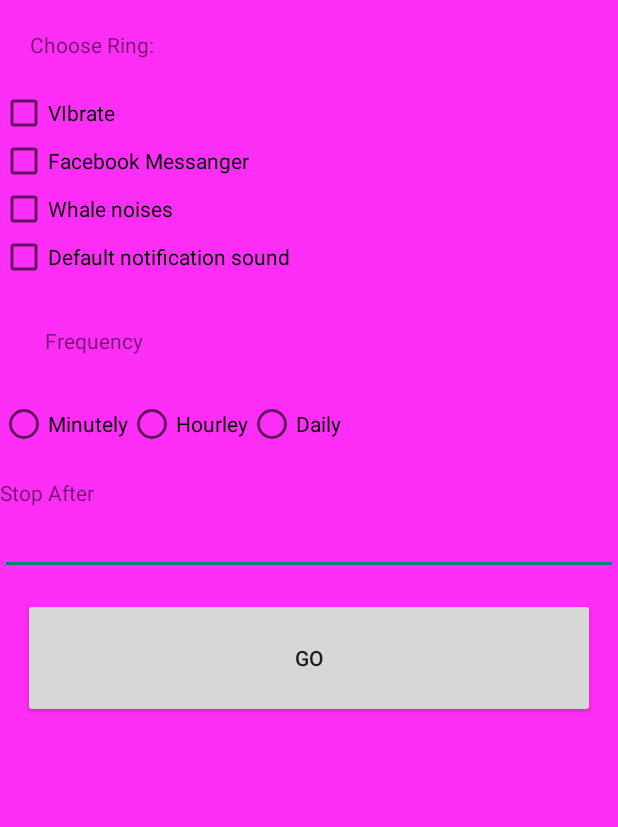
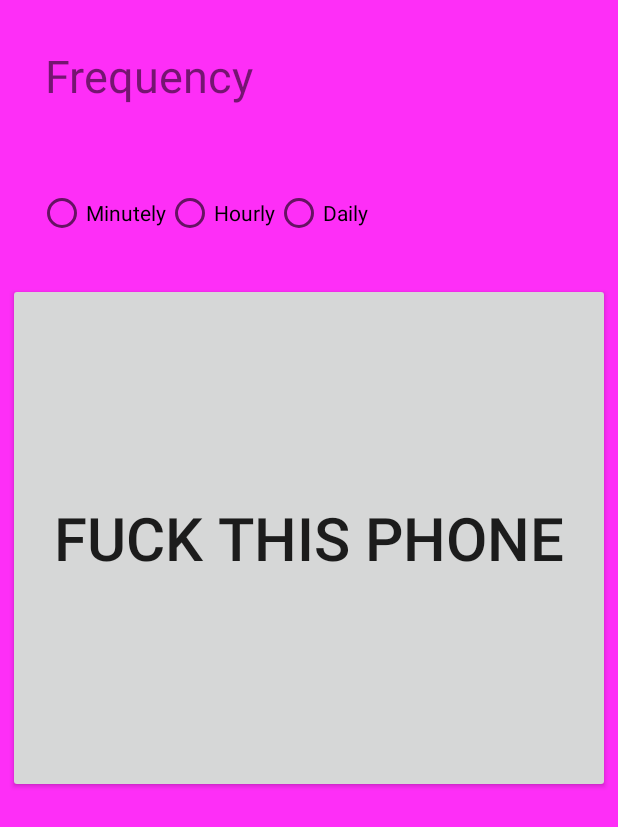
Before and after one commit to utk-9/PhantomVi, an Android app: the SettingsActivity screen opened directly, with no data from a screen before it, on a phone screen of 412 x 824 dp. Shown: the top 827 px of the screen. Run offline under Robolectric (Android 15) with nearby library versions, the phone set to English and light mode, and no system bars.

Commit message:
Redone second page

```diff
--- a/app/src/main/res/layout/settings_layout.xml
+++ b/app/src/main/res/layout/settings_layout.xml
@@ -2,52 +2,6 @@
 <LinearLayout xmlns:android="http://schemas.android.com/apk/res/android"
     android:layout_width="match_parent" android:layout_height="match_parent"
     android:orientation="vertical" android:background="#FE2EF7">
-
-    <TextView
-        android:layout_width="wrap_content"
-        android:layout_height="wrap_content"
-        android:layout_margin="20dp"
-        android:text="Choose Ring:"
-        android:id="@+id/time_period_textView"/>
-
-    <CheckBox
-        android:layout_width="wrap_content"
-        android:layout_height="wrap_content"
-        android:text="VIbrate"
-        android:id="@+id/checkBoxVibrate"
-        android:layout_below="@+id/textView2"
-        android:layout_alignParentLeft="true"
-        android:layout_alignParentStart="true"
-        android:checked="false" />
-
-    <CheckBox
-        android:layout_width="wrap_content"
-        android:layout_height="wrap_content"
-        android:text="Facebook Messanger"
-        android:id="@+id/checkBoxFacebook"
-        android:checked="false"
-        android:layout_below="@+id/checkBoxVibrate"
-        android:layout_alignParentLeft="true"
-        android:layout_alignParentStart="true" />
-
-    <CheckBox
-        android:layout_width="wrap_content"
-        android:layout_height="wrap_content"
-        android:text="Whale noises"
-        android:id="@+id/checkBoxWhaleNoises"
-        android:checked="false"
-        android:layout_below="@+id/checkBoxFacebook"
-        android:layout_alignParentLeft="true"
-        android:layout_alignParentStart="true" />
-    <CheckBox
-        android:layout_width="wrap_content"
-        android:layout_height="wrap_content"
-        android:text="Default notification sound"
-        android:id="@+id/checkBoxNotification"
-        android:checked="false"
-        android:layout_below="@+id/checkBoxWhaleNoises"
-        android:layout_alignParentLeft="true"
-        android:layout_alignParentStart="true" />
 
 
     <!--
@@ -63,12 +17,15 @@
         android:layout_height="wrap_content"
         android:text="Frequency"
         android:layout_margin="30dp"
+        android:textSize="30sp"
         android:id="@+id/stop_after_textView"/>
 
     <LinearLayout
         android:layout_width="wrap_content"
         android:layout_height="wrap_content"
-        android:orientation="horizontal">
+        android:orientation="horizontal"
+        android:layout_margin="25dp">
+
 
         <RadioButton
             android:layout_width="wrap_content"
@@ -80,7 +37,7 @@
         <RadioButton
             android:layout_width="wrap_content"
             android:layout_height="wrap_content"
-            android:text="Hourley"
+            android:text="Hourly"
             android:id="@+id/radioButtonHourley"
             android:checked="false" />
 
@@ -91,24 +48,20 @@
             android:id="@+id/radioButtonDailey"
 
             />
+
     </LinearLayout>
 
-    <TextView
-        android:layout_width="wrap_content"
-        android:layout_height="wrap_content"
-        android:paddingTop="20dp"
-        android:text="Stop After"/>
 
-    <EditText
-        android:layout_width="match_parent"
-        android:layout_height="wrap_content"
-        android:id="@+id/editText2" />
+
+
 
     <Button
-        android:layout_height="80dp"
+        android:layout_marginTop="200dp"
+        android:layout_height="340dp"
         android:layout_width="fill_parent"
-        android:layout_margin="15dp"
-        android:text="Go"
+        android:layout_margin="5dp"
+        android:text="FUCK THIS PHONE"
+        android:textSize="40sp"
         android:id="@+id/goButton" />
 
 </LinearLayout>
```
